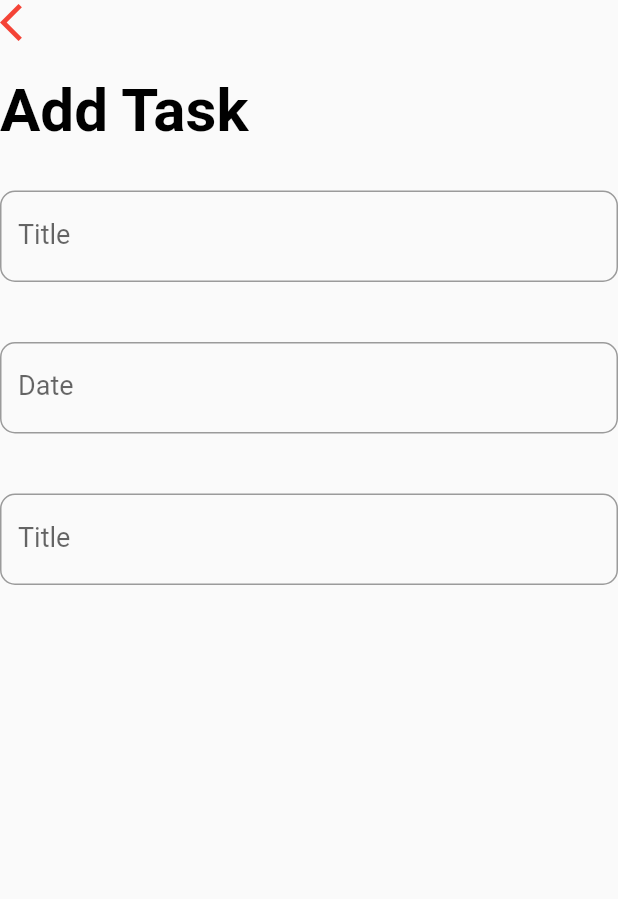
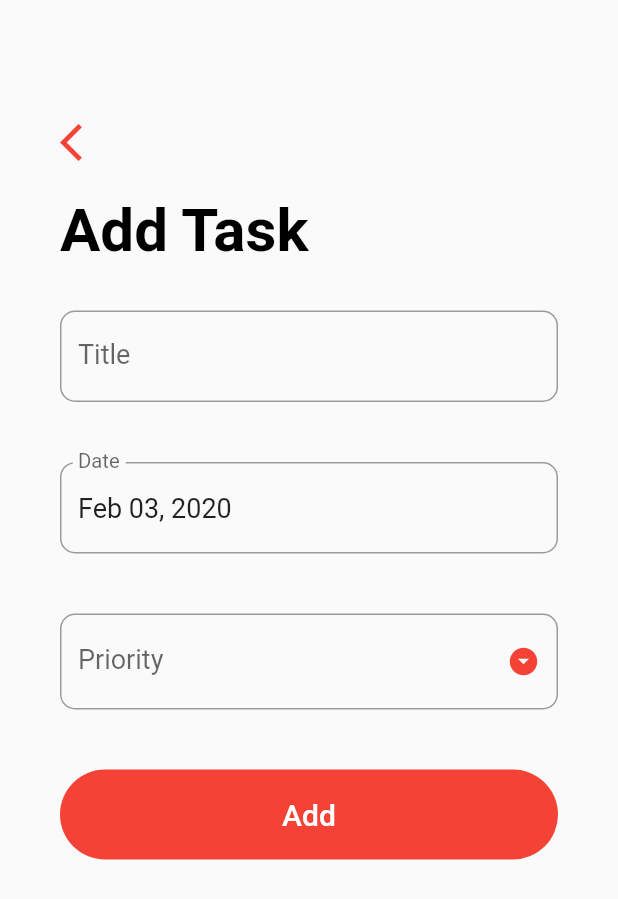
Before and after one commit to poonnakarn/flutter-sqflite, a Flutter app: the AddTaskScreen screen opened directly, on a phone screen of 412 x 824 dp. Shown: the top 899 px of the screen. Run offline on Flutter 3.47's test engine with Material 2 defaults, Android fonts, the phone set to English and light mode, and no system bars.

Commit message:
Add task page

```diff
--- a/lib/screens/add_task_screen.dart
+++ b/lib/screens/add_task_screen.dart
@@ -1,4 +1,5 @@
 import 'package:flutter/material.dart';
+import 'package:intl/intl.dart';
 
 class AddTaskScreen extends StatefulWidget {
   @override
@@ -11,7 +12,17 @@ class _AddTaskScreenState extends State<AddTaskScreen> {
   String _priority;
   DateTime _date = DateTime.now();
 
+  final DateFormat _dateFormatter = DateFormat('MMM dd, yyyy');
+  final List<String> _priorities = ['Low', 'Medium', 'High'];
+
+  @override
+  void initState() {
+    super.initState();
+    _dateController.text = _dateFormatter.format(_date);
+  }
+
   TextEditingController _dateController = TextEditingController();
+
   _handleDatePicker() async {
     final DateTime date = await showDatePicker(
       context: context,
@@ -23,14 +34,39 @@ class _AddTaskScreenState extends State<AddTaskScreen> {
       setState(() {
         _date = date;
       });
-      _dateController.text = _date.toString();
+      _dateController.text = _dateFormatter.format(date);
     }
+  }
+
+  _submit() {
+    if (_formKey.currentState.validate()) {
+      _formKey.currentState.save();
+      print('$_title, $_date, $_priority');
+
+      // Insert the task to our user's database
+
+      // Update the task
+
+      Navigator.pop(context);
+    }
+  }
+
+  @override
+  void dispose() {
+    // TODO: implement dispose
+    super.dispose();
+    _dateController.dispose();
   }
 
   @override
   Widget build(BuildContext context) {
     return Scaffold(
-      body: Column(
+      body: GestureDetector(
+        onTap: () => FocusScope.of(context).unfocus(),
+        child: SingleChildScrollView(
+          child: Container(
+            padding: EdgeInsets.symmetric(horizontal: 40.0, vertical: 80.0),
+            child: Column(
               crossAxisAlignment: CrossAxisAlignment.start,
               children: <Widget>[
                 GestureDetector(
@@ -82,6 +118,7 @@ class _AddTaskScreenState extends State<AddTaskScreen> {
                       Padding(
                         padding: EdgeInsets.symmetric(vertical: 20.0),
                         child: TextFormField(
+                          readOnly: true,
                           controller: _dateController,
                           style: TextStyle(fontSize: 18.0),
                           onTap: _handleDatePicker,
@@ -96,20 +133,56 @@ class _AddTaskScreenState extends State<AddTaskScreen> {
                       ),
                       Padding(
                         padding: EdgeInsets.symmetric(vertical: 20.0),
-                  child: TextFormField(
+                        child: DropdownButtonFormField(
+                          isDense: true,
+                          items: _priorities.map((priority) {
+                            return DropdownMenuItem(
+                              value: priority,
+                              child: Text(
+                                priority,
+                                style: TextStyle(
+                                  color: Colors.black,
+                                  fontSize: 18.0,
+                                ),
+                              ),
+                            );
+                          }).toList(),
+                          icon: Icon(Icons.arrow_drop_down_circle),
+                          iconSize: 22.0,
+                          iconEnabledColor: Theme.of(context).primaryColor,
                           style: TextStyle(fontSize: 18.0),
                           decoration: InputDecoration(
-                      labelText: 'Title',
+                            labelText: 'Priority',
                             labelStyle: TextStyle(fontSize: 18.0),
                             border: OutlineInputBorder(
                               borderRadius: BorderRadius.circular(10.0),
                             ),
                           ),
-                    validator: (input) => input.trim().isEmpty
-                        ? 'Please enter a task title'
+                          validator: (input) => _priority == null
+                              ? 'Please select a priority level'
                               : null,
-                    onSaved: (input) => _title = input,
-                    initialValue: _title,
+                          onChanged: (value) {
+                            setState(() {
+                              _priority = value;
+                            });
+                          },
+                          value: _priority,
+                        ),
+                      ),
+                      Container(
+                        margin: EdgeInsets.symmetric(vertical: 20.0),
+                        height: 60.0,
+                        width: double.infinity,
+                        decoration: BoxDecoration(
+                            color: Theme.of(context).primaryColor,
+                            borderRadius: BorderRadius.circular(30.0)),
+                        child: FlatButton(
+                          child: Text(
+                            'Add',
+                            style:
+                                TextStyle(color: Colors.white, fontSize: 20.0),
+                          ),
+                          onPressed: _submit,
                         ),
                       )
                     ],
@@ -117,6 +190,9 @@ class _AddTaskScreenState extends State<AddTaskScreen> {
                 ),
               ],
             ),
+          ),
+        ),
+      ),
     );
   }
 }
--- a/pubspec.yaml
+++ b/pubspec.yaml
@@ -23,6 +23,7 @@ dependencies:
   # The following adds the Cupertino Icons font to your application.
   # Use with the CupertinoIcons class for iOS style icons.
   cupertino_icons: ^0.1.2
+  intl: ^0.16.1
 
 dev_dependencies:
   flutter_test:
```
Also changed, not shown: pubspec.lock. Lines whose indentation alone changed are shown as unchanged.
